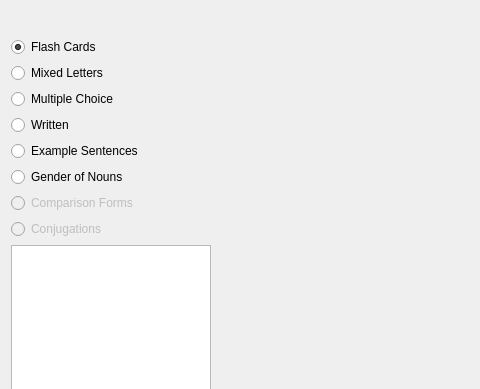
The window that src/statistics/statisticsmainwindow.ui (KDE/parley) describes before a commit, drawn with Qt 5; both pictures show x 0 to 480 and y 0 to 389 of the 602 by 510 pixel window.
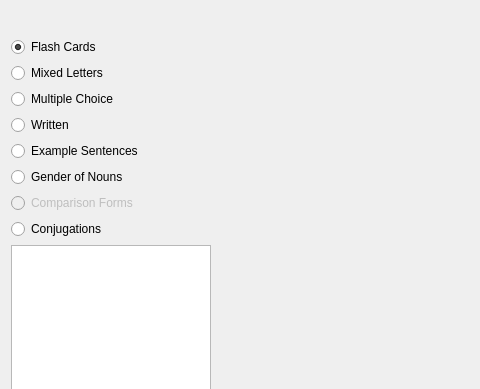
The same window after the commit. Custom widgets are drawn as their Qt base class.

```diff
--- a/src/statistics/statisticsmainwindow.ui
+++ b/src/statistics/statisticsmainwindow.ui
@@ -103,7 +103,7 @@
    <item row="9" column="1">
     <widget class="QRadioButton" name="conjugations">
      <property name="enabled">
-      <bool>false</bool>
+      <bool>true</bool>
      </property>
      <property name="text">
       <string>Conjugations</string>
```
